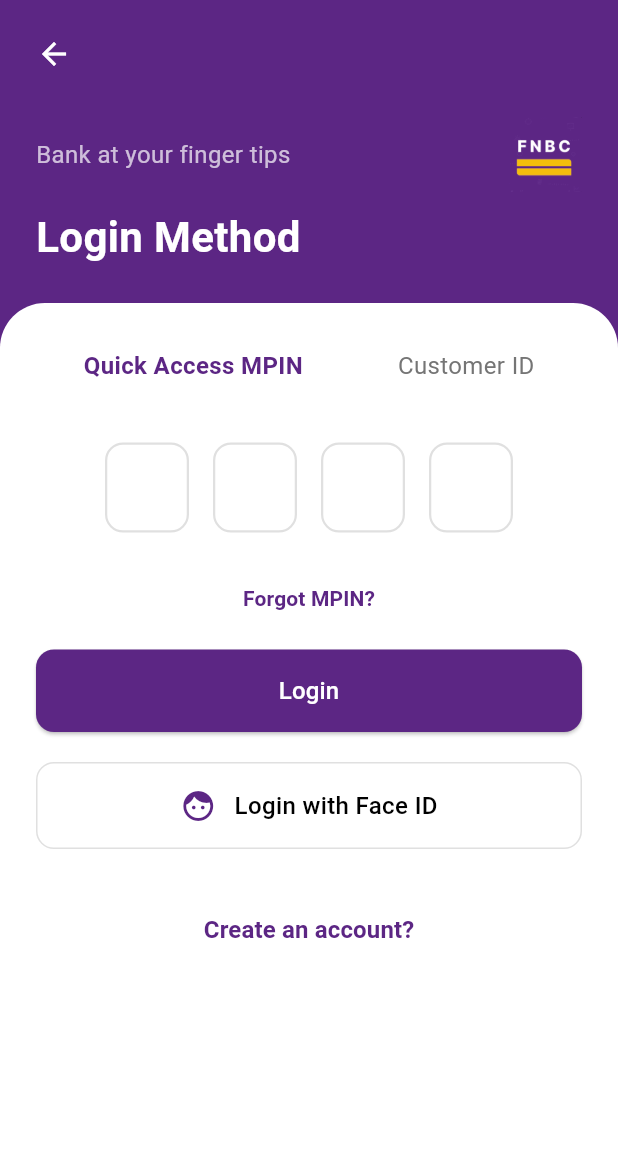
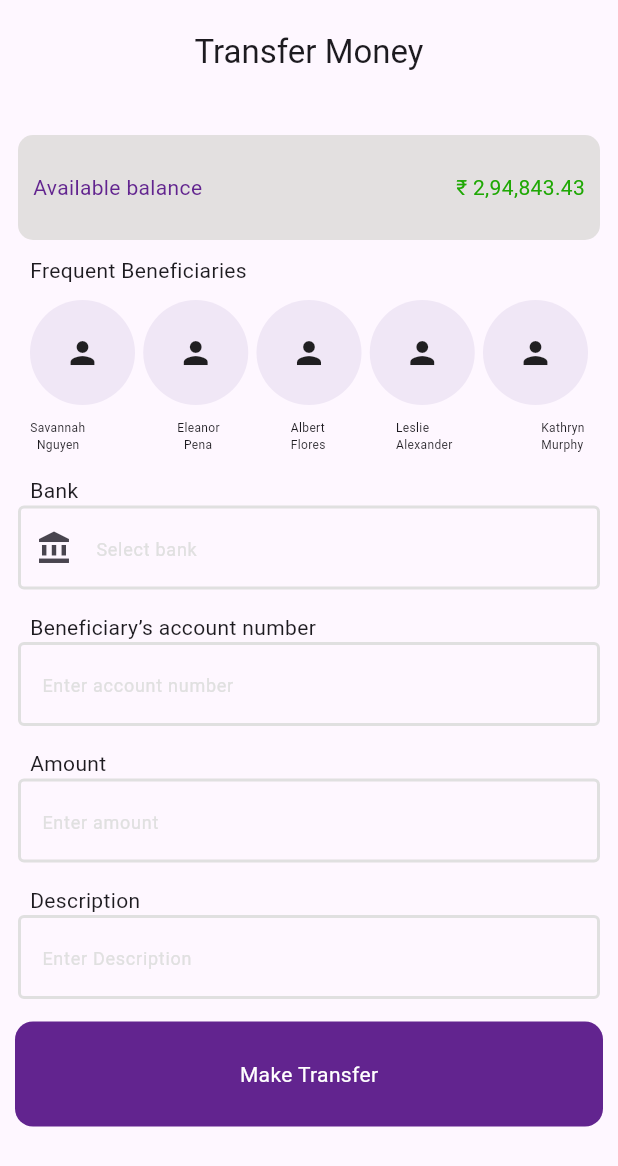
Before and after one commit to behruzbek982-oss/fnbc_app_new, a Flutter app: the screen it shows after launch, on a phone screen of 412 x 824 dp. Shown: the top 1166 px of the screen. Run offline on Flutter 3.47's test engine with Material 3 defaults, Android fonts, the phone set to English and light mode, and no system bars.

Commit message:
ывапр

```diff
--- a/lib/main.dart
+++ b/lib/main.dart
@@ -1,5 +1,5 @@
 import 'package:flutter/material.dart';
-import 'package:fnbc_app_new/src/login_screen.dart';
+import 'package:fnbc_app_new/src/transfer_money_screen.dart';
 
 void main(){
   runApp(Myapp());
@@ -11,7 +11,7 @@ class Myapp extends StatelessWidget {
   @override
   Widget build(BuildContext context) {
     return MaterialApp(
-      home: LoginScreen(),
+      home: TransferMoneyScreen(),
       debugShowCheckedModeBanner: false,
     );
   }
--- a/lib/src/login_screen.dart
+++ b/lib/src/login_screen.dart
@@ -6,12 +6,10 @@ class LoginScreen extends StatelessWidget {
   @override
   Widget build(BuildContext context) {
     return Scaffold(
-      // Родной фон Scaffold делаем фиолетовым для плавной стыковки с шапкой
       backgroundColor: const Color(0xFF5C2684),
       body: SafeArea(
         child: CustomScrollView(
           slivers: [
-            // 1. Верхняя фиолетовая шапка
             SliverToBoxAdapter(
               child: Container(
                 width: double.infinity,
@@ -48,13 +46,11 @@ class LoginScreen extends StatelessWidget {
                 ),
               ),
             ),
-
-            // 2. Белый контейнер, который ВСЕГДА заполняет всё оставшееся пространство до самого низа
             SliverFillRemaining(
-              hasScrollBody: false, // Позволяет контенту внутри скроллиться, если он не влезает
+              hasScrollBody: false,
               child: Container(
                 decoration: const BoxDecoration(
-                  color: Colors.white, // Белый цвет полностью закроет низ
+                  color: Colors.white,
                   borderRadius: BorderRadius.only(
                     topLeft: Radius.circular(30),
                     topRight: Radius.circular(30),
@@ -64,7 +60,6 @@ class LoginScreen extends StatelessWidget {
                   padding: const EdgeInsets.symmetric(horizontal: 24.0, vertical: 30.0),
                   child: Column(
                     children: [
-                      // Вкладки
                       Row(
                         mainAxisAlignment: MainAxisAlignment.spaceAround,
                         children: [
@@ -86,8 +81,6 @@ class LoginScreen extends StatelessWidget {
                         ],
                       ),
                       const SizedBox(height: 40),
-
-                      // Ячейки пин-кода
                       Row(
                         mainAxisAlignment: MainAxisAlignment.center,
                         children: List.generate(
@@ -108,8 +101,6 @@ class LoginScreen extends StatelessWidget {
                         ),
                       ),
                       const SizedBox(height: 20),
-
-                      // Кнопка Forgot MPIN?
                       TextButton(
                         onPressed: () {},
                         child: const Text(
@@ -118,8 +109,6 @@ class LoginScreen extends StatelessWidget {
                         ),
                       ),
                       const SizedBox(height: 10),
-
-                      // Фиолетовая кнопка Login
                       SizedBox(
                         width: double.infinity,
                         height: 55,
@@ -133,8 +122,6 @@ class LoginScreen extends StatelessWidget {
                         ),
                       ),
                       const SizedBox(height: 20),
-
-                      // Кнопка Login with Face ID (с серой рамкой)
                       Container(
                         width: double.infinity,
                         padding: const EdgeInsets.symmetric(vertical: 16.0),
@@ -146,7 +133,7 @@ class LoginScreen extends StatelessWidget {
                         child: Row(
                           mainAxisAlignment: MainAxisAlignment.center,
                           children: [
-                            const Icon(Icons.face, color: Color(0xFF5C2684)), // Временная иконка
+                            const Icon(Icons.face, color: Color(0xFF5C2684)),
                             const SizedBox(width: 12),
                             const Text(
                               'Login with Face ID',
@@ -156,8 +143,6 @@ class LoginScreen extends StatelessWidget {
                         ),
                       ),
                       const SizedBox(height: 30),
-
-                      // Ссылка Create an account?
                       TextButton(
                         onPressed: () {},
                         child: const Text(
--- /dev/null
+++ b/lib/src/transfer_money_screen.dart
@@ -0,0 +1,296 @@
+import 'package:flutter/material.dart';
+
+class TransferMoneyScreen extends StatelessWidget {
+  const new({super.key});
+
+  @override
+  Widget build(BuildContext context) {
+    return Scaffold(
+      appBar: AppBar(
+        toolbarHeight: 70,
+        title: Center(child: Text('Transfer Money')),
+      ),
+      body: SingleChildScrollView(
+        child: Column(
+          crossAxisAlignment: CrossAxisAlignment.start,
+          children: [
+            SizedBox(height: 20),
+            Padding(
+              padding: const EdgeInsets.symmetric(horizontal: 12),
+              child: Container(
+                child: Row(
+                  mainAxisAlignment: MainAxisAlignment.spaceBetween,
+                  children: [
+                    Padding(
+                      padding: const EdgeInsets.symmetric(horizontal: 10),
+                      child: Text(
+                        'Available balance',
+                        style: TextStyle(color: Color(0xFFF62248F)),
+                      ),
+                    ),
+                    Padding(
+                      padding: const EdgeInsets.symmetric(horizontal: 10),
+                      child: Text(
+                        '₹ 2,94,843.43',
+                        style: TextStyle(color: Color(0xFFF1FA804)),
+                      ),
+                    ),
+                  ],
+                ),
+                height: 70,
+                width: double.infinity,
+                decoration: BoxDecoration(
+                  color: const Color.fromARGB(255, 227, 224, 224),
+                  borderRadius: BorderRadius.circular(10),
+                ),
+              ),
+            ),
+            SizedBox(height: 10),
+            Padding(
+              padding: const EdgeInsets.symmetric(horizontal: 20),
+              child: Text('Frequent Beneficiaries'),
+            ),
+            SizedBox(height: 10),
+            Padding(
+              padding: const EdgeInsets.symmetric(horizontal: 20),
+              child: Row(
+                mainAxisAlignment: MainAxisAlignment.spaceBetween,
+                children: [
+                  Container(
+                    child: Icon(Icons.person),
+                    height: 70,
+                    width: 70,
+                    decoration: BoxDecoration(
+                      color: Color.fromARGB(255, 240, 231, 246),
+                      borderRadius: BorderRadius.circular(40),
+                    ),
+                  ),
+                  Container(
+                    child: Icon(Icons.person),
+                    height: 70,
+                    width: 70,
+                    decoration: BoxDecoration(
+                      color: Color.fromARGB(255, 240, 231, 246),
+                      borderRadius: BorderRadius.circular(40),
+                    ),
+                  ),
+                  Container(
+                    child: Icon(Icons.person),
+                    height: 70,
+                    width: 70,
+                    decoration: BoxDecoration(
+                      color: Color.fromARGB(255, 240, 231, 246),
+                      borderRadius: BorderRadius.circular(40),
+                    ),
+                  ),
+                  Container(
+                    child: Icon(Icons.person),
+                    height: 70,
+                    width: 70,
+                    decoration: BoxDecoration(
+                      color: Color.fromARGB(255, 240, 231, 246),
+                      borderRadius: BorderRadius.circular(40),
+                    ),
+                  ),
+                  Container(
+                    child: Icon(Icons.person),
+                    height: 70,
+                    width: 70,
+                    decoration: BoxDecoration(
+                      color: Color.fromARGB(255, 240, 231, 246),
+                      borderRadius: BorderRadius.circular(40),
+                    ),
+                  ),
+                ],
+              ),
+            ),
+            SizedBox(height: 10),
+            Column(
+              children: [
+                Row(
+                  mainAxisAlignment: MainAxisAlignment.spaceBetween,
+                  children: [
+                    Padding(
+                      padding: const EdgeInsets.symmetric(horizontal: 20),
+                      child: Text(
+                        'Savannah \n  Nguyen',
+                        style: TextStyle(fontSize: 8),
+                      ),
+                    ),
+                    Padding(
+                      padding: const EdgeInsets.symmetric(horizontal: 6),
+                      child: Text(
+                        'Eleanor \n  Pena',
+                        style: TextStyle(fontSize: 8),
+                      ),
+                    ),
+                    Padding(
+                      padding: const EdgeInsets.symmetric(horizontal: 6),
+                      child: Text(
+                        'Albert \nFlores',
+                        style: TextStyle(fontSize: 8),
+                      ),
+                    ),
+                    Padding(
+                      padding: const EdgeInsets.symmetric(horizontal: 6),
+                      child: Text(
+                        'Leslie \nAlexander',
+                        style: TextStyle(fontSize: 8),
+                      ),
+                    ),
+                    Padding(
+                      padding: const EdgeInsets.symmetric(horizontal: 20),
+                      child: Text(
+                        'Kathryn \nMurphy',
+                        style: TextStyle(fontSize: 8),
+                      ),
+                    ),
+                  ],
+                ),
+              ],
+            ),
+            SizedBox(height: 15),
+            Padding(
+              padding: const EdgeInsets.symmetric(horizontal: 20),
+              child: Text('Bank'),
+            ),
+            Padding(
+              padding: const EdgeInsets.symmetric(horizontal: 12),
+              child: TextField(
+                decoration: InputDecoration(
+                  prefixIcon: Icon(Icons.account_balance),
+                  hintText: 'Select bank',
+                  hintStyle: TextStyle(
+                    color: Colors.grey.shade300,
+                    fontSize: 12,
+                  ),
+                  enabledBorder: OutlineInputBorder(
+                    borderSide: BorderSide(
+                      color: Colors.grey.shade300,
+                      width: 2.0,
+                    ),
+                  ),
+                  focusedBorder: OutlineInputBorder(
+                    borderRadius: BorderRadius.circular(12),
+                    borderSide: const BorderSide(
+                      color: Color.fromARGB(255, 222, 222, 222),
+                      width: 1.5,
+                    ),
+                  ),
+                ),
+              ),
+            ),
+            SizedBox(height: 15),
+            Padding(
+              padding: const EdgeInsets.symmetric(horizontal: 20),
+              child: Text('Beneficiary’s account number'),
+            ),
+            Padding(
+              padding: const EdgeInsets.symmetric(horizontal: 12),
+              child: TextField(
+                decoration: InputDecoration(
+                  hintText: 'Enter account number',
+                  hintStyle: TextStyle(
+                    color: Colors.grey.shade300,
+                    fontSize: 12,
+                  ),
+                  focusedBorder: OutlineInputBorder(
+                    borderRadius: BorderRadius.circular(12),
+                    borderSide: const BorderSide(
+                      color: Color.fromARGB(255, 222, 222, 222),
+                      width: 1.5,
+                    ),
+                  ),
+                  enabledBorder: OutlineInputBorder(
+                    borderSide: BorderSide(
+                      color: Colors.grey.shade300,
+                      width: 2.0,
+                    ),
+                  ),
+                ),
+              ),
+            ),
+            SizedBox(height: 15),
+            Padding(
+              padding: const EdgeInsets.symmetric(horizontal: 20),
+              child: Text('Amount'),
+            ),
+            Padding(
+              padding: const EdgeInsets.symmetric(horizontal: 12),
+              child: TextField(
+                decoration: InputDecoration(
+                  hintText: 'Enter amount',
+                  hintStyle: TextStyle(
+                    color: Colors.grey.shade300,
+                    fontSize: 12,
+                  ),
+                  focusedBorder: OutlineInputBorder(
+                    borderRadius: BorderRadius.circular(12),
+                    borderSide: const BorderSide(
+                      color: Color.fromARGB(255, 222, 222, 222),
+                      width: 1.5,
+                    ),
+                  ),
+                  enabledBorder: OutlineInputBorder(
+                    borderSide: BorderSide(
+                      color: Colors.grey.shade300,
+                      width: 2.0,
+                    ),
+                  ),
+                ),
+              ),
+            ),
+            SizedBox(height: 15),
+            Padding(
+              padding: const EdgeInsets.symmetric(horizontal: 20),
+              child: Text('Description'),
+            ),
+            Padding(
+              padding: const EdgeInsets.symmetric(horizontal: 12),
+              child: TextField(
+                decoration: InputDecoration(
+                  hintText: 'Enter Description',
+                  hintStyle: TextStyle(
+                    color: Colors.grey.shade300,
+                    fontSize: 12,
+                  ),
+                  focusedBorder: OutlineInputBorder(
+                    borderRadius: BorderRadius.circular(12),
+                    borderSide: const BorderSide(
+                      color: Color.fromARGB(255, 222, 222, 222),
+                      width: 1.5,
+                    ),
+                  ),
+                  enabledBorder: OutlineInputBorder(
+                    borderSide: BorderSide(
+                      color: Colors.grey.shade300,
+                      width: 2.0,
+                    ),
+                  ),
+                ),
+              ),
+            ),
+            SizedBox(height: 15),
+            Padding(
+              padding: const EdgeInsets.symmetric(horizontal: 10),
+              child: Container(
+                child: Center(
+                  child: Text(
+                    'Make Transfer',
+                    style: TextStyle(color: Colors.white),
+                  ),
+                ),
+                height: 70,
+                width: double.infinity,
+                decoration: BoxDecoration(
+                  color: Color(0xFFF62248F),
+                  borderRadius: BorderRadius.circular(12),
+                ),
+              ),
+            ),
+          ],
+        ),
+      ),
+    );
+  }
+}
```
